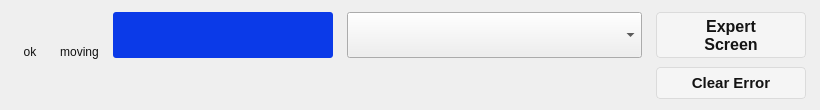
This is pcdswidgets/ui/motion/common/motor_state_mover.ui in pcdshub/pcdswidgets as Qt 5 draws it before an edit. The edited form follows.
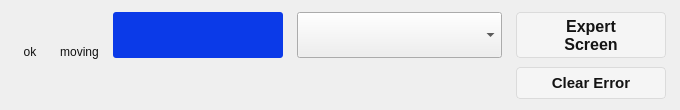
This is the edited form. Custom widgets are drawn as their Qt base class.

Commit message: ENH: moving LED colors, narrower GET/SET, blue rounded expert bars

```diff
--- a/pcdswidgets/ui/motion/common/motor_state_mover.ui
+++ b/pcdswidgets/ui/motion/common/motor_state_mover.ui
@@ -6,7 +6,7 @@
    <rect>
     <x>0</x>
     <y>0</y>
-    <width>820</width>
+    <width>680</width>
     <height>110</height>
    </rect>
   </property>
@@ -296,13 +296,13 @@
           </property>
           <property name="minimumSize">
            <size>
-            <width>220</width>
+            <width>170</width>
             <height>46</height>
            </size>
           </property>
           <property name="maximumSize">
            <size>
-            <width>340</width>
+            <width>240</width>
             <height>46</height>
            </size>
           </property>
@@ -340,7 +340,7 @@
           </property>
           <property name="minimumSize">
            <size>
-            <width>200</width>
+            <width>150</width>
             <height>46</height>
            </size>
           </property>
```
Left out of the diff: 14 changed lines with no effect on the pictures. The commit also changes 2 other files.
